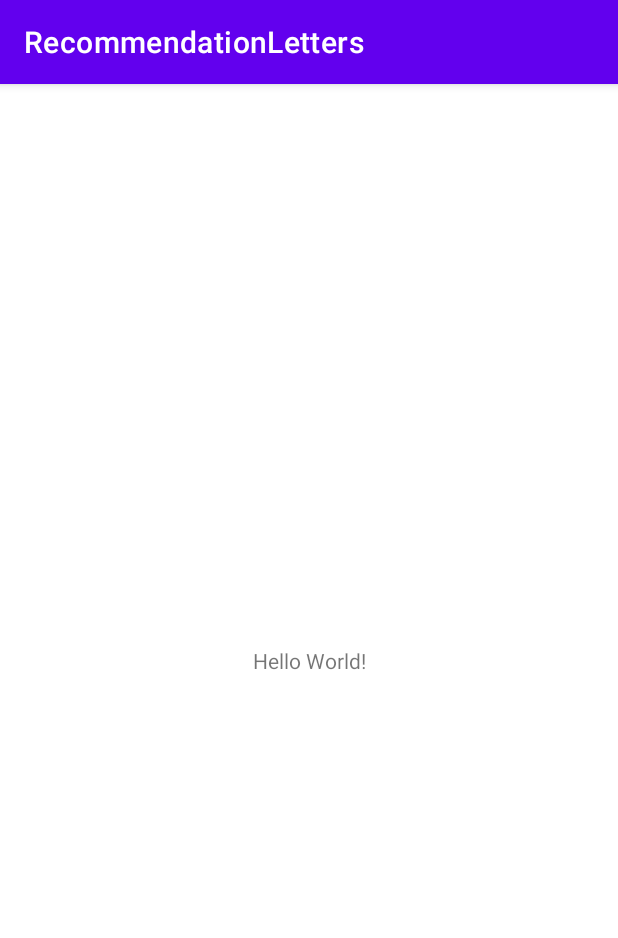
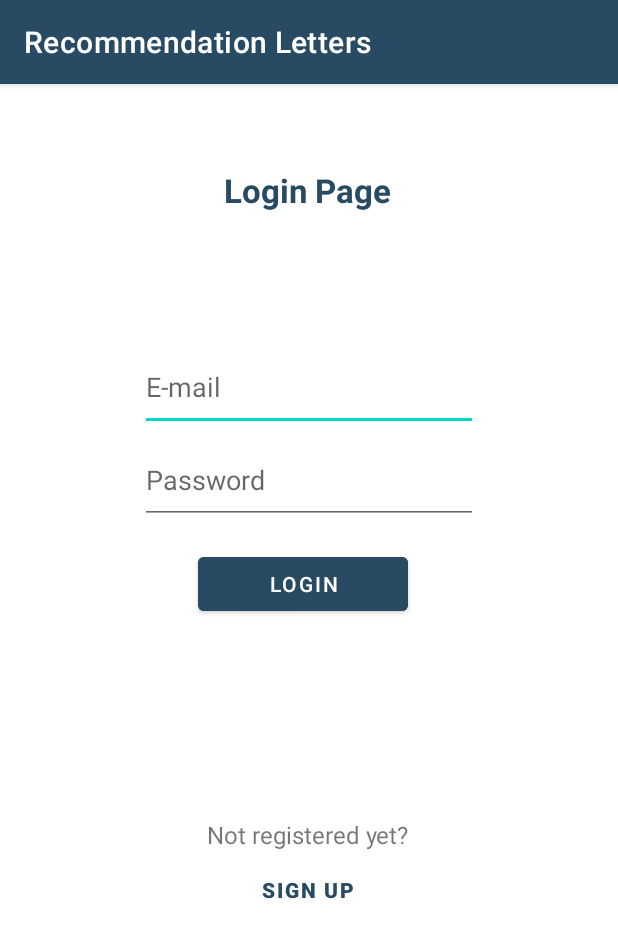
Before and after one commit to krigol14/RecommendationLetters-AndroidApp, an Android app: the screen it shows after launch (MainActivity), on a phone screen of 412 x 824 dp. Shown: the top 938 px of the screen. Run offline under Robolectric (Android 15) with nearby library versions, the phone set to English and light mode, and no system bars; our stand-ins replace Firebase (no records; nobody signed in at launch, a user with empty details on screens opened directly).

Commit message:
Added initial authentication and registration forms aimed for professors

```diff
--- a/app/build.gradle
+++ b/app/build.gradle
@@ -34,6 +34,7 @@ dependencies {
     implementation 'com.google.android.material:material:1.5.0'
     implementation 'androidx.constraintlayout:constraintlayout:2.1.3'
     implementation 'com.google.firebase:firebase-database:20.0.3'
+    implementation 'com.google.firebase:firebase-auth:21.0.1'
     testImplementation 'junit:junit:4.13.2'
     androidTestImplementation 'androidx.test.ext:junit:1.1.3'
     androidTestImplementation 'androidx.test.espresso:espresso-core:3.4.0'
--- a/app/src/main/AndroidManifest.xml
+++ b/app/src/main/AndroidManifest.xml
@@ -10,6 +10,9 @@
         android:supportsRtl="true"
         android:theme="@style/Theme.RecommendationLetters">
         <activity
+            android:name=".Register"
+            android:exported="false" />
+        <activity
             android:name=".MainActivity"
             android:exported="true">
             <intent-filter>
--- a/app/src/main/java/com/example/recommendationletters/MainActivity.java
+++ b/app/src/main/java/com/example/recommendationletters/MainActivity.java
@@ -1,14 +1,64 @@
 package com.example.recommendationletters;
 
+import androidx.annotation.NonNull;
+import androidx.appcompat.app.ActionBar;
 import androidx.appcompat.app.AppCompatActivity;
-
+import android.content.Intent;
+import android.graphics.Color;
+import android.graphics.drawable.ColorDrawable;
 import android.os.Bundle;
+import android.view.View;
+import android.widget.Button;
+import android.widget.EditText;
+import android.widget.Toast;
+import com.google.android.gms.tasks.OnCompleteListener;
+import com.google.android.gms.tasks.Task;
+import com.google.firebase.auth.AuthResult;
+import com.google.firebase.auth.FirebaseAuth;
+import com.google.firebase.database.DatabaseReference;
+import com.google.firebase.database.FirebaseDatabase;
 
 public class MainActivity extends AppCompatActivity {
+    private FirebaseAuth mAuth;
+    EditText email, password;
+    Button login;
 
     @Override
     protected void onCreate(Bundle savedInstanceState) {
         super.onCreate(savedInstanceState);
         setContentView(R.layout.activity_main);
+
+        mAuth = FirebaseAuth.getInstance();
+        email = findViewById(R.id.email);
+        password = findViewById(R.id.password);
+        login = findViewById(R.id.login_button);
+
+        // change the action bar's color
+        ActionBar actionBar = getSupportActionBar();
+        ColorDrawable colorDrawable = new ColorDrawable(Color.parseColor("#284b63"));
+        assert actionBar != null;
+        actionBar.setBackgroundDrawable(colorDrawable);
+    }
+
+    // function for user's login
+    public void login(View view){
+        mAuth.signInWithEmailAndPassword(email.getText().toString(), password.getText().toString()).addOnCompleteListener(new OnCompleteListener<AuthResult>() {
+            @Override
+            public void onComplete(@NonNull Task<AuthResult> task) {
+                if (task.isSuccessful()){
+                    Toast.makeText(getApplicationContext(), "LOGIN SUCCESSFUL", Toast.LENGTH_LONG).show();
+                }
+                else {
+                    Toast.makeText(getApplicationContext(), "LOGIN FAILED\n" + task.getException().getLocalizedMessage(), Toast.LENGTH_LONG).show();
+                }
+            }
+        });
+    }
+
+    // function for user's registration
+    public void signUp(View view)
+    {
+        // if the user presses the button redirect him to the registration page
+        startActivity(new Intent(MainActivity.this, Register.class));
     }
 }
--- a/app/src/main/res/layout/activity_main.xml
+++ b/app/src/main/res/layout/activity_main.xml
@@ -4,15 +4,85 @@
     xmlns:tools="http://schemas.android.com/tools"
     android:layout_width="match_parent"
     android:layout_height="match_parent"
-    tools:context=".MainActivity">
+    tools:context=".MainActivity"
+    android:background="#ffffff">
 
     <TextView
+        android:id="@+id/textView"
         android:layout_width="wrap_content"
         android:layout_height="wrap_content"
-        android:text="Hello World!"
-        app:layout_constraintBottom_toBottomOf="parent"
-        app:layout_constraintLeft_toLeftOf="parent"
-        app:layout_constraintRight_toRightOf="parent"
+        android:layout_marginTop="56dp"
+        android:textStyle="bold"
+        android:textColor="#284b63"
+        android:text="@string/header"
+        android:textSize="22sp"
+        app:layout_constraintEnd_toEndOf="parent"
+        app:layout_constraintHorizontal_bias="0.497"
+        app:layout_constraintStart_toStartOf="parent"
         app:layout_constraintTop_toTopOf="parent" />
 
+    <EditText
+        android:id="@+id/email"
+        android:layout_width="225dp"
+        android:layout_height="58dp"
+        android:layout_marginTop="88dp"
+        android:ems="10"
+        android:hint="@string/e_mail"
+        android:inputType="textEmailAddress"
+        app:layout_constraintEnd_toEndOf="parent"
+        app:layout_constraintStart_toStartOf="parent"
+        app:layout_constraintTop_toBottomOf="@+id/textView" />
+
+    <EditText
+        android:id="@+id/password"
+        android:layout_width="225dp"
+        android:layout_height="58dp"
+        android:layout_marginTop="4dp"
+        android:ems="10"
+        android:hint="@string/password"
+        android:inputType="textPassword"
+        app:layout_constraintEnd_toEndOf="parent"
+        app:layout_constraintStart_toStartOf="parent"
+        app:layout_constraintTop_toBottomOf="@+id/email" />
+
+    <Button
+        android:id="@+id/login_button"
+        android:layout_width="140dp"
+        android:layout_height="wrap_content"
+        android:layout_marginStart="132dp"
+        android:layout_marginTop="16dp"
+        android:backgroundTint="#284b63"
+        android:onClick="login"
+        android:text="@string/login"
+        app:layout_constraintStart_toStartOf="parent"
+        app:layout_constraintTop_toBottomOf="@+id/password" />
+
+    <TextView
+        android:id="@+id/textView3"
+        android:layout_width="wrap_content"
+        android:layout_height="wrap_content"
+        android:layout_marginTop="196dp"
+        android:text="@string/not_registered"
+        android:textSize="16sp"
+        app:layout_constraintEnd_toEndOf="parent"
+        app:layout_constraintHorizontal_bias="0.497"
+        app:layout_constraintStart_toStartOf="parent"
+        app:layout_constraintTop_toBottomOf="@+id/password" />
+
+    <Button
+        android:id="@+id/signup_button"
+        android:layout_width="138dp"
+        android:layout_height="52dp"
+        android:layout_marginBottom="116dp"
+        android:background="@android:color/transparent"
+        android:onClick="signUp"
+        android:text="@string/sign_up"
+        android:textColor="#284b63"
+        android:textStyle="bold"
+        app:layout_constraintBottom_toBottomOf="parent"
+        app:layout_constraintEnd_toEndOf="parent"
+        app:layout_constraintHorizontal_bias="0.498"
+        app:layout_constraintStart_toStartOf="parent"
+        app:layout_constraintTop_toBottomOf="@+id/textView3"
+        app:layout_constraintVertical_bias="0.0" />
 </androidx.constraintlayout.widget.ConstraintLayout>
--- a/app/src/main/res/values/strings.xml
+++ b/app/src/main/res/values/strings.xml
@@ -1,3 +1,14 @@
 <resources>
-    <string name="app_name">RecommendationLetters</string>
+    <string name="app_name">Recommendation Letters</string>
+    <string name="header">Login Page</string>
+    <string name="login">LOGIN</string>
+    <string name="sign_up">SIGN UP</string>
+    <string name="not_registered">Not registered yet?</string>
+    <string name="e_mail">E-mail</string>
+    <string name="password">Password</string>
+    <string name="registration_page">Registration Page</string>
+    <string name="reg_email">E-mail</string>
+    <string name="reg_passwd">Password</string>
+    <string name="conf_passwd">Confirm password</string>
+    <string name="reg_signup">SIGN UP</string>
 </resources>
```
Also changed, not shown: app/src/main/java/com/example/recommendationletters/Register.java (added, +54 -0 lines), app/src/main/res/layout/activity_register.xml (added, +72 -0 lines).
